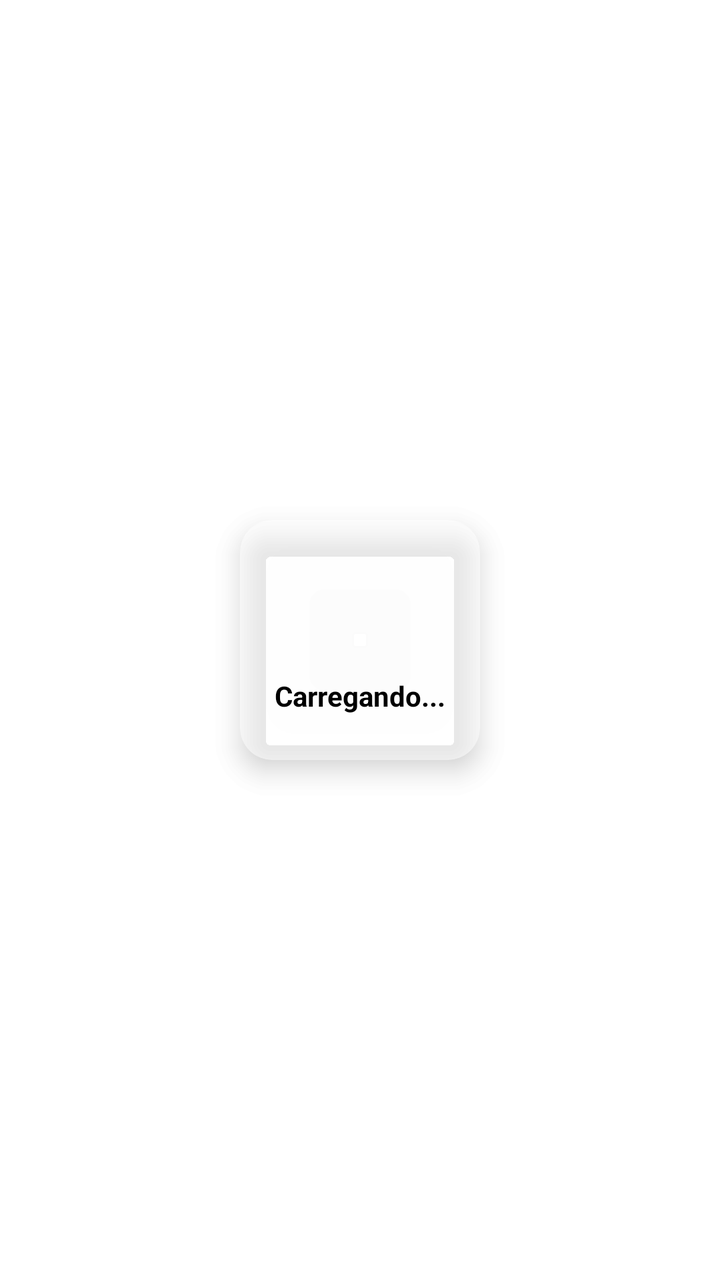
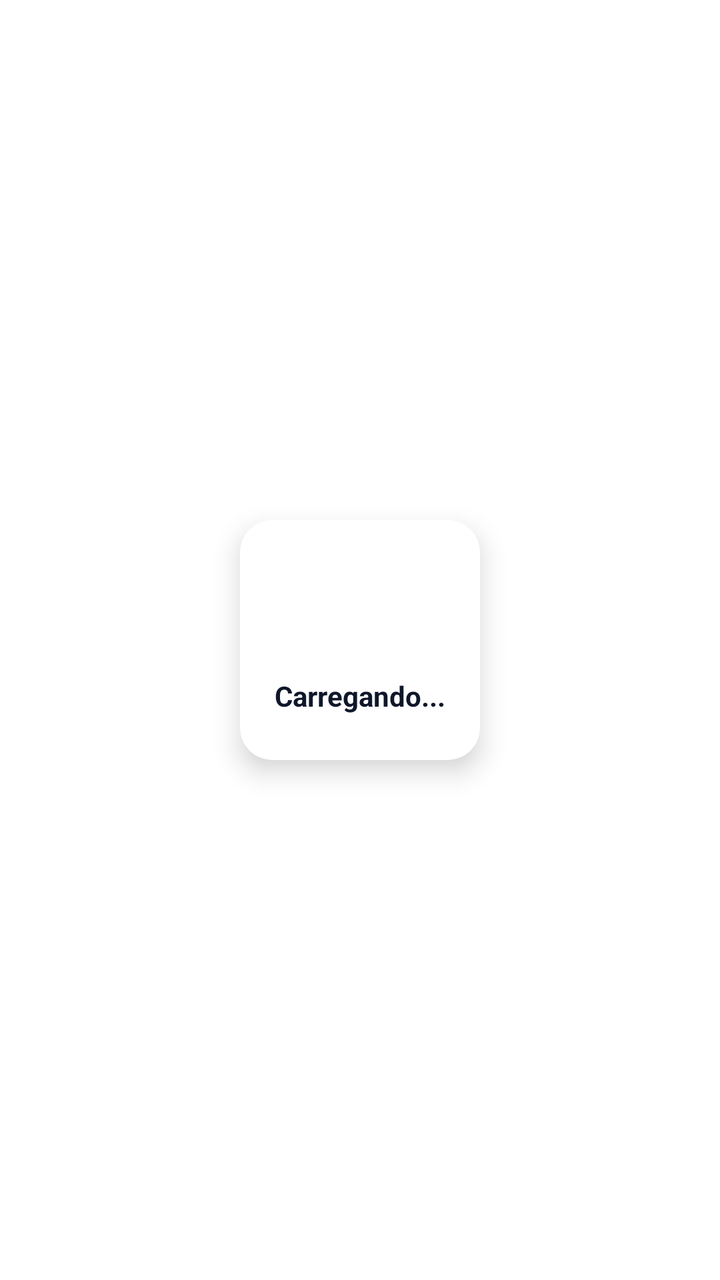

Two renders of the same Android screen: before a commit and after it. Below are the layout's source before the change and the commit's diff.
<!-- AndroidManifest.xml: application theme Theme.Appfinanceiro -->
<!-- res/layout/loading_view.xml -->
<?xml version="1.0" encoding="utf-8"?>
<FrameLayout xmlns:android="http://schemas.android.com/apk/res/android"
    xmlns:app="http://schemas.android.com/apk/res-auto"
    android:layout_width="match_parent"
    android:layout_height="match_parent"
    android:background="@color/glass_white_translucent"
    android:clickable="true"
    android:focusable="true">

    
    <androidx.cardview.widget.CardView
        android:layout_width="120dp"
        android:layout_height="120dp"
        android:layout_gravity="center"
        app:cardCornerRadius="16dp"
        app:cardElevation="8dp"
        app:cardBackgroundColor="@color/glass_white_translucent">

        <LinearLayout
            android:layout_width="match_parent"
            android:layout_height="match_parent"
            android:orientation="vertical"
            android:gravity="center"
            android:padding="16dp">

            
            <ProgressBar
                android:layout_width="48dp"
                android:layout_height="48dp"
                android:indeterminate="true"
                android:indeterminateTint="@color/primary_purple"
                android:layout_marginBottom="8dp" />

            
            <TextView
                android:layout_width="wrap_content"
                android:layout_height="wrap_content"
                android:text="Carregando..."
                android:textColor="@android:color/black"
                android:textSize="14sp"
                android:textStyle="bold" />

        </LinearLayout>

    </androidx.cardview.widget.CardView>

</FrameLayout>
<!-- resources referenced by this layout -->
<resources>
  <color name="glass_white_translucent">#80FFFFFF</color>
  <color name="primary_purple">#6C63FF</color>
  <style name="Theme.Appfinanceiro" parent="Theme.Material3.Light.NoActionBar">
          
          <item name="colorPrimary">@color/primary_purple</item>
          <item name="colorOnPrimary">@color/glass_white</item>
          <item name="colorPrimaryContainer">@color/glass_white_translucent</item>
          <item name="colorOnPrimaryContainer">@android:color/black</item>
  
          
          <item name="colorSecondary">@color/primary_blue</item>
          <item name="colorOnSecondary">@color/glass_white</item>
          <item name="colorSecondaryContainer">@color/glass_white_translucent</item>
          <item name="colorOnSecondaryContainer">@android:color/black</item>
  
          
          <item name="colorSurface">@color/glass_white_translucent</item>
          <item name="colorOnSurface">@android:color/black</item>
          <item name="colorSurfaceVariant">@color/glass_white_translucent</item>
          <item name="colorOnSurfaceVariant">@android:color/black</item>
  
          
          <item name="android:windowBackground">@android:color/transparent</item>
          <item name="android:colorBackground">@android:color/white</item>
  
          
          <item name="colorError">@android:color/holo_red_dark</item>
          <item name="colorOnError">@color/glass_white</item>
  
          
          <item name="colorOutline">@color/glass_white_translucent</item>
  
          
          <item name="android:statusBarColor">@android:color/transparent</item>
          <item name="android:windowLightStatusBar">true</item>
  
          
          <item name="android:navigationBarColor">@android:color/white</item>
          <item name="android:windowLightNavigationBar">true</item>
      </style>
  <color name="glass_white">#FFFFFF</color>
  <color name="primary_blue">#3A8DFF</color>
</resources>

<!-- the commit's change to res/layout/loading_view.xml (unified diff, before → after) -->
@@ -3,7 +3,7 @@
     xmlns:app="http://schemas.android.com/apk/res-auto"
     android:layout_width="match_parent"
     android:layout_height="match_parent"
-    android:background="@color/glass_white_translucent"
+    android:background="?attr/colorSurface"
     android:clickable="true"
     android:focusable="true">
 
@@ -14,7 +14,7 @@
         android:layout_gravity="center"
         app:cardCornerRadius="16dp"
         app:cardElevation="8dp"
-        app:cardBackgroundColor="@color/glass_white_translucent">
+        app:cardBackgroundColor="?attr/colorSurface">
 
         <LinearLayout
             android:layout_width="match_parent"
@@ -28,7 +28,7 @@
                 android:layout_width="48dp"
                 android:layout_height="48dp"
                 android:indeterminate="true"
-                android:indeterminateTint="@color/primary_purple"
+                android:indeterminateTint="?attr/colorPrimary"
                 android:layout_marginBottom="8dp" />
 
             
@@ -36,7 +36,7 @@
                 android:layout_width="wrap_content"
                 android:layout_height="wrap_content"
                 android:text="Carregando..."
-                android:textColor="@android:color/black"
+                android:textColor="?attr/colorOnSurface"
                 android:textSize="14sp"
                 android:textStyle="bold" />
 
<!-- resource entries referenced after the edit -->
@@ -1,46 +1,65 @@
 <!-- resources referenced by this layout -->
 <resources>
-  <color name="glass_white_translucent">#80FFFFFF</color>
-  <color name="primary_purple">#6C63FF</color>
-  <style name="Theme.Appfinanceiro" parent="Theme.Material3.Light.NoActionBar">
+  <style name="Theme.Appfinanceiro" parent="Theme.Appfinanceiro.Base">
+          <item name="android:windowLightStatusBar">true</item>
+          <item name="android:windowLightNavigationBar">true</item>
+      </style>
+  <style name="Theme.Appfinanceiro.Base" parent="Theme.Material3.DayNight.NoActionBar">
           
-          <item name="colorPrimary">@color/primary_purple</item>
-          <item name="colorOnPrimary">@color/glass_white</item>
-          <item name="colorPrimaryContainer">@color/glass_white_translucent</item>
-          <item name="colorOnPrimaryContainer">@android:color/black</item>
+          <item name="colorPrimary">@color/brand_primary</item>
+          <item name="colorOnPrimary">@color/on_brand</item>
+          <item name="colorPrimaryContainer">@color/surface_variant</item>
+          <item name="colorOnPrimaryContainer">@color/on_surface</item>
   
           
-          <item name="colorSecondary">@color/primary_blue</item>
-          <item name="colorOnSecondary">@color/glass_white</item>
-          <item name="colorSecondaryContainer">@color/glass_white_translucent</item>
-          <item name="colorOnSecondaryContainer">@android:color/black</item>
+          <item name="colorSecondary">@color/brand_secondary</item>
+          <item name="colorOnSecondary">@color/on_brand</item>
+          <item name="colorSecondaryContainer">@color/surface_variant</item>
+          <item name="colorOnSecondaryContainer">@color/on_surface</item>
   
           
-          <item name="colorSurface">@color/glass_white_translucent</item>
-          <item name="colorOnSurface">@android:color/black</item>
-          <item name="colorSurfaceVariant">@color/glass_white_translucent</item>
-          <item name="colorOnSurfaceVariant">@android:color/black</item>
+          <item name="colorTertiary">@color/cta_primary</item>
+          <item name="colorOnTertiary">@color/on_cta</item>
   
           
-          <item name="android:windowBackground">@android:color/transparent</item>
-          <item name="android:colorBackground">@android:color/white</item>
+          <item name="colorSurface">@color/surface</item>
+          <item name="colorOnSurface">@color/on_surface</item>
+          <item name="colorSurfaceVariant">@color/surface_variant</item>
+          <item name="colorOnSurfaceVariant">@color/on_surface_variant</item>
+          <item name="colorSurfaceContainer">@color/surface_variant</item>
+          <item name="colorSurfaceContainerHigh">@color/surface_elevated</item>
   
           
-          <item name="colorError">@android:color/holo_red_dark</item>
-          <item name="colorOnError">@color/glass_white</item>
+          <item name="android:windowBackground">@color/background</item>
+          <item name="android:colorBackground">@color/background</item>
+          <item name="colorOnBackground">@color/on_background</item>
   
           
-          <item name="colorOutline">@color/glass_white_translucent</item>
+          <item name="colorError">@color/error</item>
+          <item name="colorOnError">@color/on_error</item>
+  
+          
+          <item name="colorOutline">@color/outline</item>
+          <item name="colorOutlineVariant">@color/outline</item>
   
           
           <item name="android:statusBarColor">@android:color/transparent</item>
-          <item name="android:windowLightStatusBar">true</item>
-  
-          
-          <item name="android:navigationBarColor">@android:color/white</item>
-          <item name="android:windowLightNavigationBar">true</item>
+          <item name="android:navigationBarColor">@color/surface</item>
       </style>
-  <color name="glass_white">#FFFFFF</color>
-  <color name="primary_blue">#3A8DFF</color>
+  <color name="brand_primary">#FF4F46E5</color>
+  <color name="on_brand">#FFFFFFFF</color>
+  <color name="surface_variant">#FFEEF1F8</color>
+  <color name="on_surface">#FF0F172A</color>
+  <color name="brand_secondary">#FF0EA5E9</color>
+  <color name="cta_primary">#FF047857</color>
+  <color name="on_cta">#FFFFFFFF</color>
+  <color name="surface">#FFFFFFFF</color>
+  <color name="on_surface_variant">#FF64748B</color>
+  <color name="surface_elevated">#FFFFFFFF</color>
+  <color name="background">#FFF6F7FB</color>
+  <color name="on_background">#FF0F172A</color>
+  <color name="error">#FFDC2626</color>
+  <color name="on_error">#FFFFFFFF</color>
+  <color name="outline">#FFE2E8F0</color>
 </resources>
 
